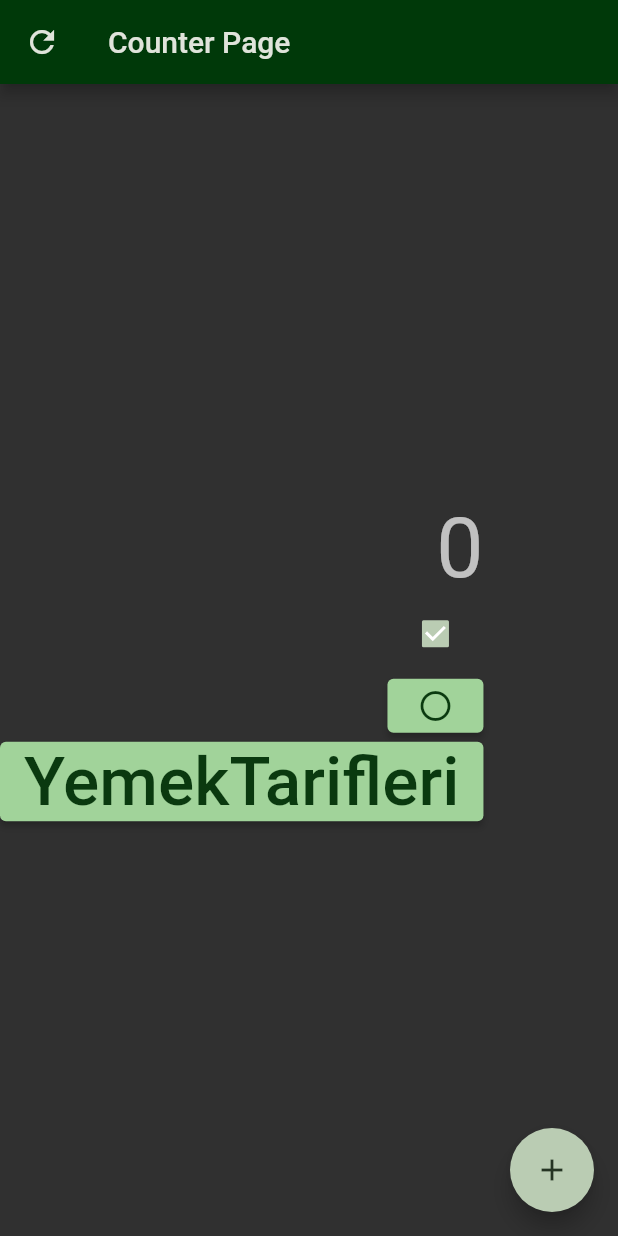
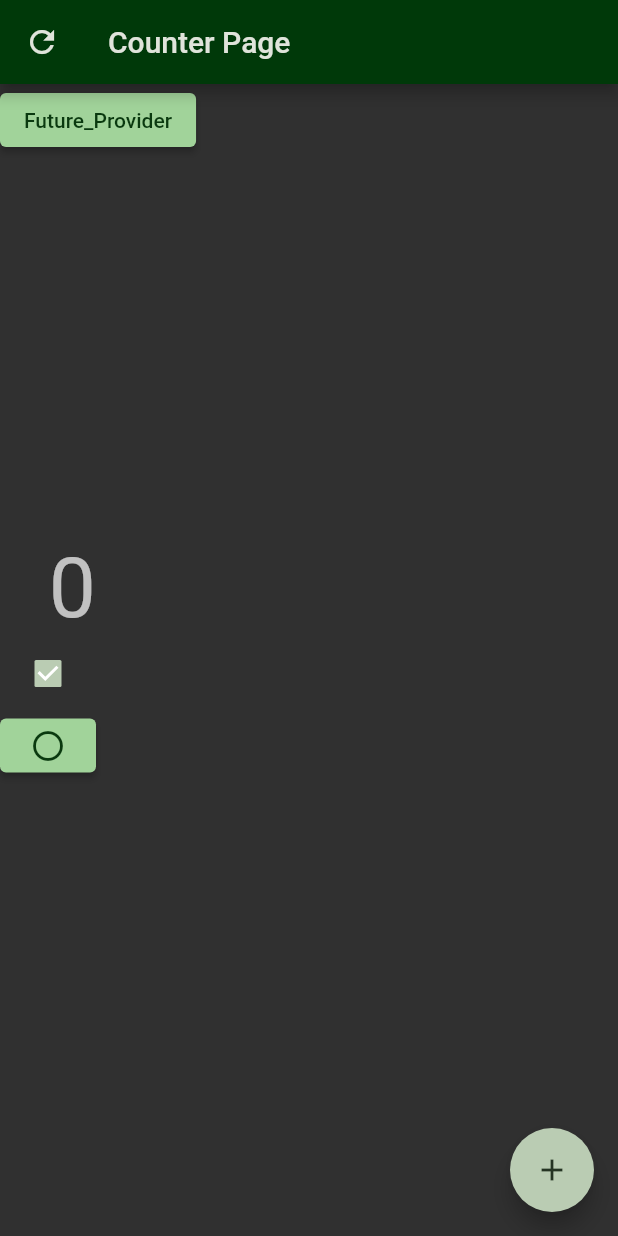
Before and after one commit to berkebalci/RiverPod_Practice, a Flutter app: the CounterPage screen opened directly, on a phone screen of 412 x 824 dp. Run offline on Flutter 3.47's test engine with Material 2 defaults, Android fonts, the phone set to English and light mode, and no system bars; our stand-ins replace firebase_core, flutter_riverpod; missing offline and left inert: dart:ffi; accounts and stored records are empty.

Commit message:
FutureProvider _test

```diff
--- a/lib/Recipes/models/Tarif_api.dart
+++ b/lib/Recipes/models/Tarif_api.dart
@@ -6,8 +6,9 @@ class TarifApi {
 
   static Future<List<Tarif>> getTarif() async {
     var uri = Uri.https("yummly2.p.rapidapi.com", "/feeds/list", {
-      "limit": "24",
+      "limit": "18",
       "start": "0",
+      "tag":"list.recipe.popular"
     });
     final response = await http.get(uri, headers: {
       "X-RapidAPI-Key": "f7cc919b6amsh1036e32733a2345p1db547jsnd633440c32fa",
@@ -16,7 +17,7 @@ class TarifApi {
     });
 
     Map data = jsonDecode(response.body);
-    List temp_list = []; // API'den gelicek tarifler verileri için geçici listee
+    List temp_list = []; // API'den gelicek tarifler verileri için geçici liste
 
     for (var x in data['feed']) {
       temp_list.add(x["content"]["details"]);
--- a/lib/main.dart
+++ b/lib/main.dart
@@ -1,8 +1,11 @@
 import 'package:firebase_uygulamasi/Recipes/Yemek_Tarifleri.dart';
+import 'package:firebase_uygulamasi/Recipes/models/Tarif.dart';
+import 'package:firebase_uygulamasi/Recipes/models/Tarif_api.dart';
 import 'package:firebase_uygulamasi/list_widget.dart';
 import 'package:flutter/material.dart';
 import 'package:firebase_core/firebase_core.dart';
 import 'package:flutter_riverpod/flutter_riverpod.dart';
+import 'package:firebase_uygulamasi/Recipes/Yemek_Tarifleri.dart';
 
 final counterProvider = StateProvider(((ref) {
   return 0;
@@ -17,6 +20,7 @@
 final boolProvider = StateProvider((ref) {
   return true;
 });
+
 Future main() async {
   //Firebase kullanacağımızdan dolayı Future ifadesi var.
   WidgetsFlutterBinding.ensureInitialized(); //Firebase bağlantısı
@@ -73,10 +77,31 @@
         ));
   }
 }
+/*
+/* Tarif bölümü*/
+var _tarifler;
+
+Future<List> getTarifler() async {
+  _tarifler = await TarifApi.getTarif();
+  /*setState(() {
+      _isloading = false;
+    });*/
+  print(_tarifler);
+  return _tarifler;
+}
+
+//bool _isloading = true;
+
+final tarif_provider = FutureProvider(((ref) {
+  return getTarifler();
+}));
+/* Tarif bölümü*/
+*/
 
 class CounterPage extends ConsumerWidget {
   //Widget'in Providerlara erişmesi için  elzem nokta!!
-  const CounterPage({Key? key}) : super(key: key);
+  CounterPage({Key? key}) : super(key: key);
+
   @override
   Widget build(BuildContext context, WidgetRef ref) {
     final int counter = ref.watch(counterProvider); //Böylece counterProvider'in
@@ -108,6 +133,7 @@
             });
       }
     }));
+    //final tarif_listesi = ref.watch(tarif_provider);
 
     return Scaffold(
         appBar: AppBar(
@@ -120,32 +146,51 @@
                     counterProvider); //Böylece counterProvider'e default state'ini verdik.
               }),
         ),
-        body: Column(
+        body: Stack(children: [
+          Column(
             crossAxisAlignment: CrossAxisAlignment.end,
             mainAxisAlignment: MainAxisAlignment.center,
             children: [
               Text(
-              '$counter',
+                "$counter",
                 style: Theme.of(context).textTheme.displayMedium,
               ),
               List_Widget(),
-            ElevatedButton(
+
+        //!! API işlem yeri!!
+
+              /*ElevatedButton(
                   onPressed: () {
-                  Navigator.of(context).push(
-                    MaterialPageRoute(builder: (((context) =>
-                    RecipeCard(
-                      cookTime: '25 Minutes',
-                      rating: '4.5',
-                      thumbnailUrl: 'https://lh3.googleusercontent.com/ei5eF1LRFkkcekhjdR_8XgOqgdjpomf-rda_vvh7jIauCgLlEWORINSKMRR6I6iTcxxZL9riJwFqKMvK0ixS0xwnRHGMY4I5Zw=s360',
-                      title: 'Chinese Waffle',))))
+                    FittedBox(
+                      child: ListView.builder(
+                          shrinkWrap: true,
+                          itemCount: 3,
+                          itemBuilder: (context, index) => RecipeCard(
+                                cookTime:
+                                    '${ref.read(tarif_provider.notifier)}',
+                                rating: '${ref.read(tarif_provider.notifier)}',
+                                thumbnailUrl:
+                                    '${ref.read(tarif_provider.notifier)}',
+                                title: '${ref.read(tarif_provider.notifier)}',
+                              )),
                     );
+                    //Todo: Bu kısmın çalışması düzeltilecek
                   },
                   child: Text(
                     "YemekTarifleri",
                     style: TextStyle(fontSize: 45),
-                ))
+                  ))*/
             ],
           ),
+        ElevatedButton(onPressed: (){
+                Navigator.of(context).push(
+                  //Navigation
+                  MaterialPageRoute(builder: (((context) => CounterPage()))),
+                );
+
+        }, child: Text("Future_Provider"))
+        ]),
+
         floatingActionButton: FloatingActionButton(
             child: Icon(Icons.add),
             onPressed: () {
```
Also changed, not shown: lib/Recipes/Yemek_Tarifleri.dart (+15 -16 lines), lib/Test_Providers/Future_Provider.dart (added, +10 -0 lines). Lines whose indentation alone changed are shown as unchanged.
